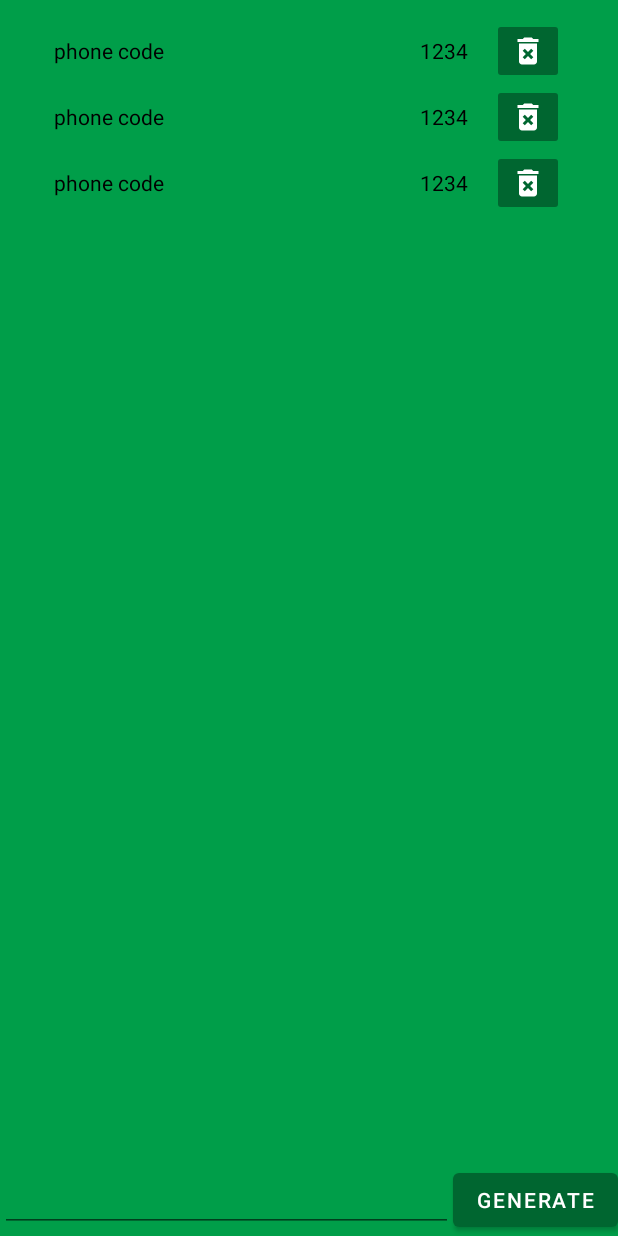
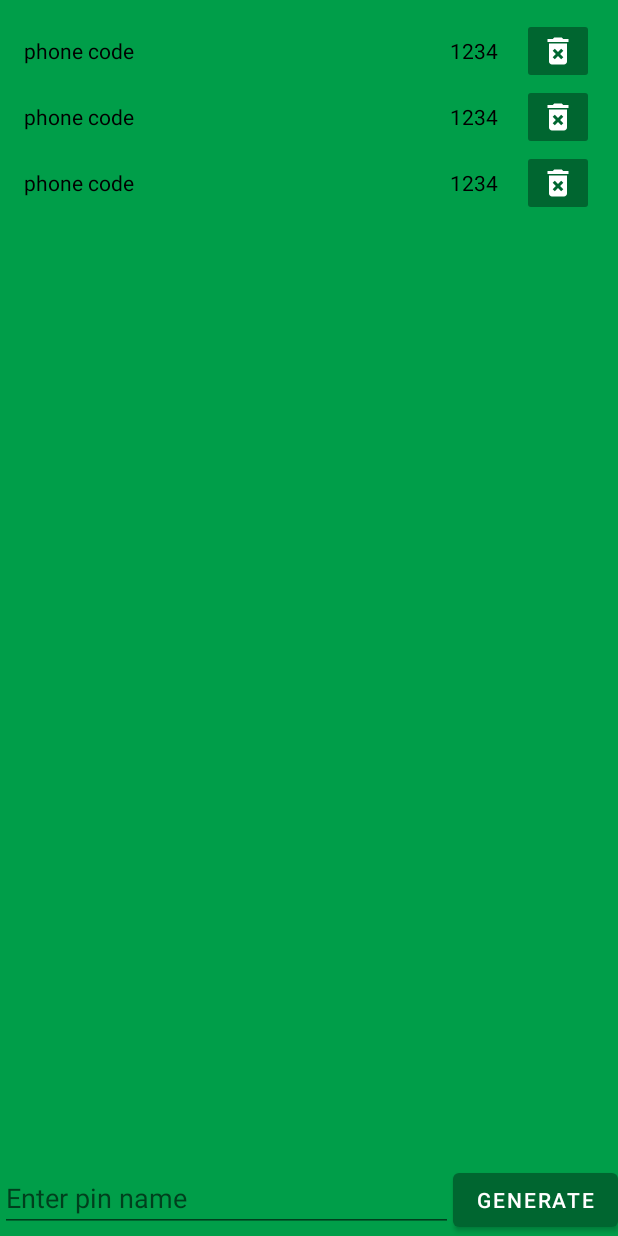
Before and after one commit to spriteololo/PinApp, an Android app: the layout fragment_pin_list.xml on its own in the app's theme, with its tools: preview values and no code run, on a phone screen of 412 x 824 dp. Run offline under Robolectric (Android 15) with nearby library versions, the phone set to English and light mode, and no system bars.

Commit message:
Removed unused resources

```diff
--- a/core-design/src/main/res/values/colors.xml
+++ b/core-design/src/main/res/values/colors.xml
@@ -1,13 +1,11 @@
 <?xml version="1.0" encoding="utf-8"?>
 <resources>
     <color name="bright_blue">#EBF1FF</color>
-    <color name="gray_100">#D9D9D9</color>
     <color name="black">#FF000000</color>
     <color name="white">#FFFFFF</color>
 
     <color name="primary">#009E49</color>
     <color name="primaryDark">#006630</color>
-    <color name="accent">#4c565c</color>
 
     <color name="red">#C2202E</color>
     <color name="red_half_transparent">#66C2202E</color>
--- a/core-design/src/main/res/values/dimens.xml
+++ b/core-design/src/main/res/values/dimens.xml
@@ -1,12 +1,8 @@
 <?xml version="1.0" encoding="utf-8"?>
 <resources>
 
+    <dimen name="text_medium">20sp</dimen>
+
+    <dimen name="default_screen_spacing">16dp</dimen>
     <dimen name="corner_radius">8dp</dimen>
-
-    <dimen name="text_medium">20sp</dimen>
-    <dimen name="text_medium_big">28sp</dimen>
-    <dimen name="text_big">36sp</dimen>
-
-    <dimen name="default_screen_spacing">20dp</dimen>
-    <dimen name="item_inner_spacing">16dp</dimen>
 </resources>
--- a/feature-pin/src/main/res/layout/fragment_pin_list.xml
+++ b/feature-pin/src/main/res/layout/fragment_pin_list.xml
@@ -27,13 +27,14 @@
             android:id="@+id/et_pin_name"
             android:layout_width="0dp"
             android:layout_height="wrap_content"
-            android:layout_weight="1"/>
+            android:layout_weight="1"
+            android:hint="@string/enter_pin_name"/>
 
         <Button
             android:id="@+id/btn_generate_pin"
             android:layout_width="wrap_content"
             android:layout_height="wrap_content"
-            android:text="generate" />
+            android:text="@string/btn_generate" />
 
     </LinearLayout>
 
--- a/feature-pin/src/main/res/layout/item_pin.xml
+++ b/feature-pin/src/main/res/layout/item_pin.xml
@@ -5,8 +5,7 @@
     android:id="@+id/btn_root"
     android:layout_width="match_parent"
     android:layout_height="wrap_content"
-    android:gravity="center_vertical"
-    android:paddingHorizontal="@dimen/item_inner_spacing">
+    android:gravity="center_vertical">
 
     <TextView
         android:id="@+id/tv_pin_name"
--- a/feature-pin/src/main/res/values/strings.xml
+++ b/feature-pin/src/main/res/values/strings.xml
@@ -4,4 +4,6 @@
     <string name="item_exists_already">Item with name \"%s\" already exists</string>
     <string name="general_error">Something went wrong:(</string>
     <string name="delete_pin">Delete pin</string>
+    <string name="enter_pin_name">Enter pin name</string>
+    <string name="btn_generate">Generate</string>
 </resources>
```
Also changed, not shown: core-android-base/src/main/java/com/test/core_base/navigator/BundleExtensions.kt (deleted, +0 -13 lines), core-android-base/src/main/java/com/test/core_base/navigator/DispatcherBinding.kt (deleted, +0 -35 lines), core-android-base/src/main/java/com/test/core_base/navigator/NavigatorExtension.kt (+0 -13 lines), core-android-base/src/main/java/com/test/core_base/navigator/NavigatorProvider.kt (deleted, +0 -6 lines), core-android-base/src/main/java/com/test/core_base/navigator/OnNavigationChangedDispatcher.kt (deleted, +0 -6 lines), core-android-base/src/main/java/com/test/core_base/ui/DateTimeUtils.kt (deleted, +0 -84 lines), core-android-base/src/main/java/com/test/core_base/ui/adapter/PagerAdapter.kt (deleted, +0 -65 lines), core-android-base/src/main/res/values/strings.xml (+0 -8 lines), core-design/src/main/res/values/styles.xml (+0 -55 lines), feature-pin/src/main/java/com/test/feature_pin/presentation/PinListPresenter.kt (+1 -1 lines).
